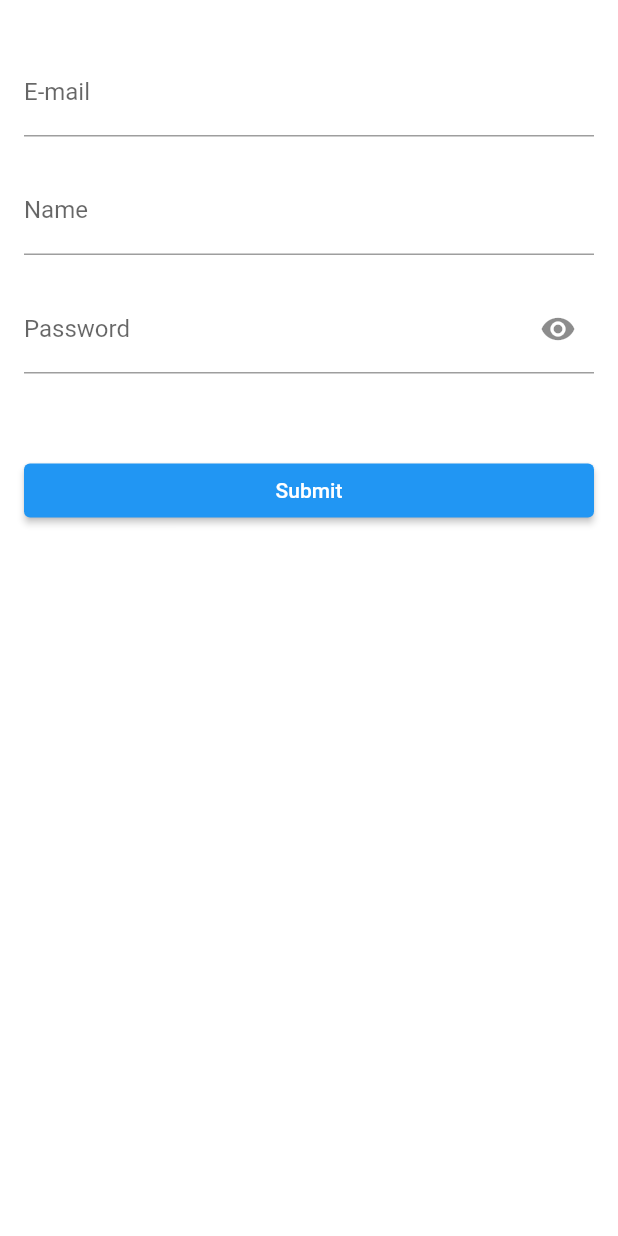
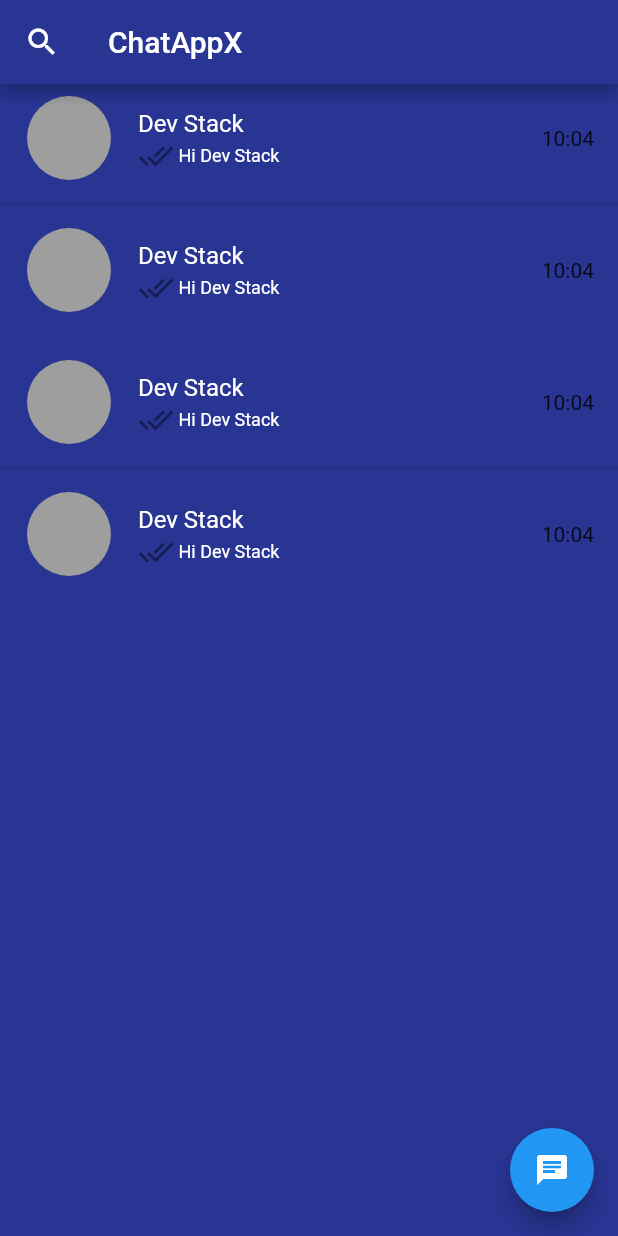
Before and after one commit to KubanychbekovT/chat, a Flutter app: the screen it shows after launch, on a phone screen of 412 x 824 dp. Run offline on Flutter 3.47's test engine with Material 2 defaults, Android fonts, the phone set to English and light mode, and no system bars; our stand-ins replace bloc, dio, formz, freezed_annotation, shared_preferences.

```diff
--- /dev/null
+++ b/lib/presentation/chat/chat_overview/chat_overivew_page.dart
@@ -0,0 +1,40 @@
+import 'package:chat/presentation/chat/widgets/custom_card.dart';
+import 'package:flutter/material.dart';
+
+class ChatOverviewPage extends StatefulWidget {
+  const ChatOverviewPage({super.key});
+
+  @override
+  State<ChatOverviewPage> createState() => _ChatOverviewPageState();
+}
+
+class _ChatOverviewPageState extends State<ChatOverviewPage> {
+  @override
+  Widget build(BuildContext context) {
+    return Scaffold(
+      appBar: AppBar(
+        title: Text('ChatAppX'),
+        backgroundColor: Colors.indigo.shade800,
+        leading: Icon(Icons.search, ),
+      ),
+      //drawer: Drawer,
+      backgroundColor: Colors.indigo.shade800,
+      floatingActionButton: FloatingActionButton(
+        onPressed: () {},
+        child: Icon(Icons.chat),
+      ),
+      body: ListView(
+        children: [
+          CustomCard(),
+          Divider(),
+          CustomCard(),
+          Divider(),
+          CustomCard(),
+          Divider(),
+          CustomCard(),
+          Divider(),
+        ],
+      ),
+    );
+  }
+}
--- /dev/null
+++ b/lib/presentation/chat/widgets/custom_card.dart
@@ -0,0 +1,32 @@
+import 'package:flutter/material.dart';
+
+class CustomCard extends StatelessWidget {
+  const CustomCard({super.key});
+
+  @override
+  Widget build(BuildContext context) {
+    return ListTile(
+    leading: CircleAvatar(
+      radius: 30,
+      backgroundColor: Colors.grey,
+    ),
+      title: Text('Dev Stack', style: TextStyle(fontSize: 16,  color: Colors.white
+      ),
+      ),
+      subtitle: Row(
+        children: [
+          Icon(Icons.done_all),
+          SizedBox(width: 3),
+          Text(
+            'Hi Dev Stack',
+            style: TextStyle(
+              fontSize: 12,
+              color: Colors.white,
+            ),
+          ),
+        ],
+      ),
+      trailing: Text('10:04'),
+    );
+  }
+}
--- a/lib/presentation/core/widgets/app_widget.dart
+++ b/lib/presentation/core/widgets/app_widget.dart
@@ -1,3 +1,4 @@
+import 'package:chat/presentation/chat/chat_overview/chat_overivew_page.dart';
 import 'package:chat/presentation/sign_in/sign_up_page.dart';
 import 'package:flutter/material.dart';
 
@@ -9,7 +10,7 @@ class AppWidget extends StatelessWidget {
     return MaterialApp(
       debugShowCheckedModeBanner: false,
       title: 'ChatAppX',
-      home: SignUpPage(),
+      home: ChatOverviewPage(),
     );
   }
 }
```
Also changed, not shown: lib/application/auth/sign_up/sign_up_cubit.dart (+19 -35 lines), lib/application/auth/sign_up/sign_up_state.dart (+4 -13 lines), lib/presentation/chat/chat_dialog/chat_dialog_page.dart (added, +37 -0 lines), lib/repository/auth/auth_reposotiry.dart (added, +29 -0 lines), lib/repository/core/dio_client.dart (added, +12 -0 lines), lib/repository/service/api_service.dart (added, +27 -0 lines), lib/application/auth/sign_up/sign_up_cubit.freezed.dart (added).
